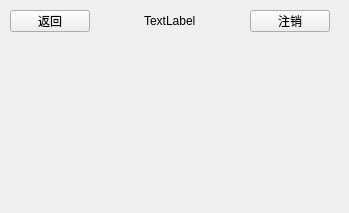
The window that masterview.ui (Junna223/New-project) describes before a commit, drawn with Qt 5.
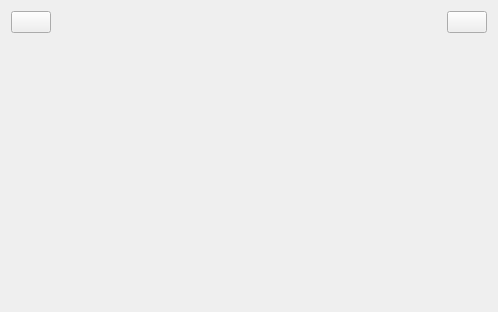
The same window after the commit. Icons and pictures are not drawn.

```diff
--- a/masterview.ui
+++ b/masterview.ui
@@ -6,38 +6,24 @@
    <rect>
     <x>0</x>
     <y>0</y>
-    <width>349</width>
-    <height>213</height>
+    <width>498</width>
+    <height>312</height>
    </rect>
   </property>
   <property name="windowTitle">
    <string>MasterView</string>
   </property>
-  <widget class="QStackedWidget" name="stackedWidget">
-   <property name="geometry">
-    <rect>
-     <x>0</x>
-     <y>40</y>
-     <width>351</width>
-     <height>171</height>
-    </rect>
-   </property>
-   <widget class="QWidget" name="page_3"/>
-  </widget>
-  <widget class="QWidget" name="">
-   <property name="geometry">
-    <rect>
-     <x>10</x>
-     <y>10</y>
-     <width>320</width>
-     <height>22</height>
-    </rect>
-   </property>
+  <layout class="QVBoxLayout" name="verticalLayout">
+   <item>
    <layout class="QHBoxLayout" name="horizontalLayout">
     <item>
      <widget class="QPushButton" name="btBack">
       <property name="text">
-       <string>返回</string>
+        <string/>
+       </property>
+       <property name="icon">
+        <iconset resource="lab3.qrc">
+         <normaloff>:/img/return.png</normaloff>:/img/return.png</iconset>
       </property>
      </widget>
     </item>
@@ -57,7 +43,7 @@
     <item>
      <widget class="QLabel" name="labeltitle">
       <property name="text">
-       <string>TextLabel</string>
+        <string/>
       </property>
      </widget>
     </item>
@@ -77,13 +63,23 @@
     <item>
      <widget class="QPushButton" name="btLogOut">
       <property name="text">
-       <string>注销</string>
-      </property>
+        <string/>
+       </property>
+       <property name="icon">
+        <iconset resource="lab3.qrc">
+         <normaloff>:/img/Logout.png</normaloff>:/img/Logout.png</iconset>
+       </property>
      </widget>
     </item>
    </layout>
-  </widget>
- </widget>
- <resources/>
+   </item>
+   <item>
+    <widget class="QStackedWidget" name="stackedWidget"/>
+   </item>
+  </layout>
+ </widget>
+ <resources>
+  <include location="lab3.qrc"/>
+ </resources>
  <connections/>
 </ui>
```
Lines whose indentation alone changed are shown as unchanged.
